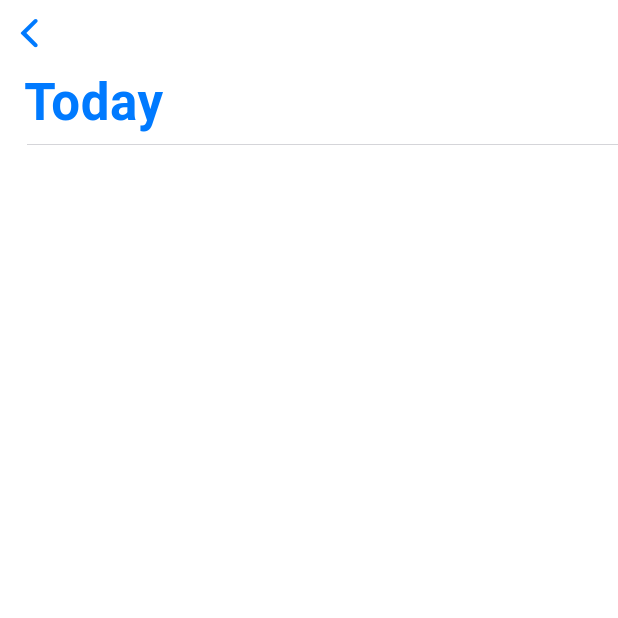
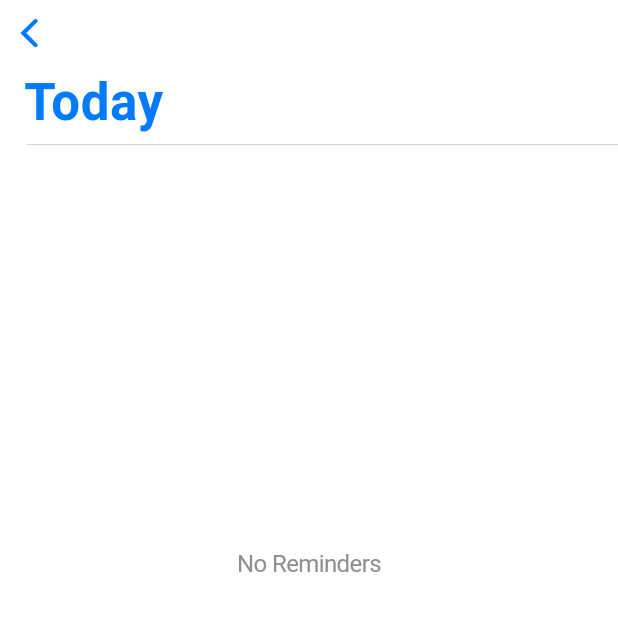
Before and after one commit to Rollfreeze/reminder_lite_flutter, a Flutter app: the screen it shows after launch, after a tap on an icon or button, on a phone screen of 412 x 824 dp, the top half of it. Run offline on Flutter 3.47's test engine with Material 3 defaults, Android fonts, the phone set to English and light mode, and no system bars; our stand-ins replace auto_route, flutter_bloc, freezed_annotation; missing offline and left inert: progress_circle; generated files the repository leaves out were written again.

Commit message:
wip: add NoRemindersView

```diff
--- a/lib/features/listing/presentation/screens/listing_screen.dart
+++ b/lib/features/listing/presentation/screens/listing_screen.dart
@@ -4,6 +4,7 @@ import 'package:flutter_bloc/flutter_bloc.dart';
 import '../../../../core/data/models/reminder_category.dart';
 import '../../../../core/services/reminder_bloc/reminder_bloc.dart';
 import '../../../../core/style/app_colors.dart';
+import '../widgets/no_reminders_view.dart';
 import '../widgets/reminder_listing_item.dart';
 
 @RoutePage()
@@ -69,7 +70,11 @@ class _ListingScreenState extends State<ListingScreen> {
                 ),
               ),
               const SliverToBoxAdapter(child: separator),
-              if (group != null)
+              if (group == null || group.reminders.isEmpty)
+                const SliverFillRemaining(
+                  child: NoRemindersView(),
+                )
+              else
                 SliverPadding(
                   padding: const EdgeInsets.only(bottom: 40),
                   sliver: SliverList.separated(
--- /dev/null
+++ b/lib/features/listing/presentation/widgets/no_reminders_view.dart
@@ -0,0 +1,28 @@
+import 'package:flutter/cupertino.dart';
+import '../../../../core/services/localization_service.dart';
+import '../../../../core/style/app_colors.dart';
+import '../../../../core/style/app_typo.dart';
+
+class NoRemindersView extends StatelessWidget {
+  const NoRemindersView({super.key});
+
+  @override
+  Widget build(BuildContext context) {
+    return Column(
+      children: [
+        Expanded(
+          flex: 2,
+          child: Align(
+            alignment: Alignment.bottomCenter,
+            child: Text(
+              LocalizationService.locale.noReminders,
+              style: AppTypo.regular16.copyWith(color: AppColors.text3),
+              textAlign: TextAlign.center,
+            ),
+          ),
+        ),
+        const Expanded(flex: 3, child: SizedBox()),
+      ],
+    );
+  }
+}
```
